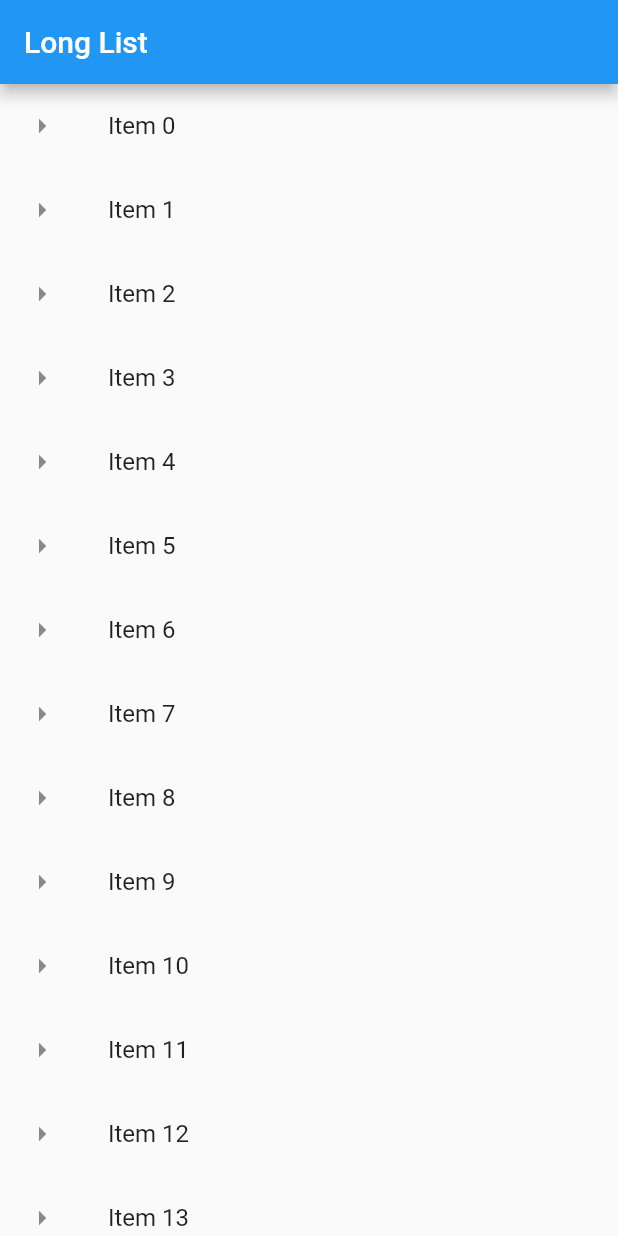
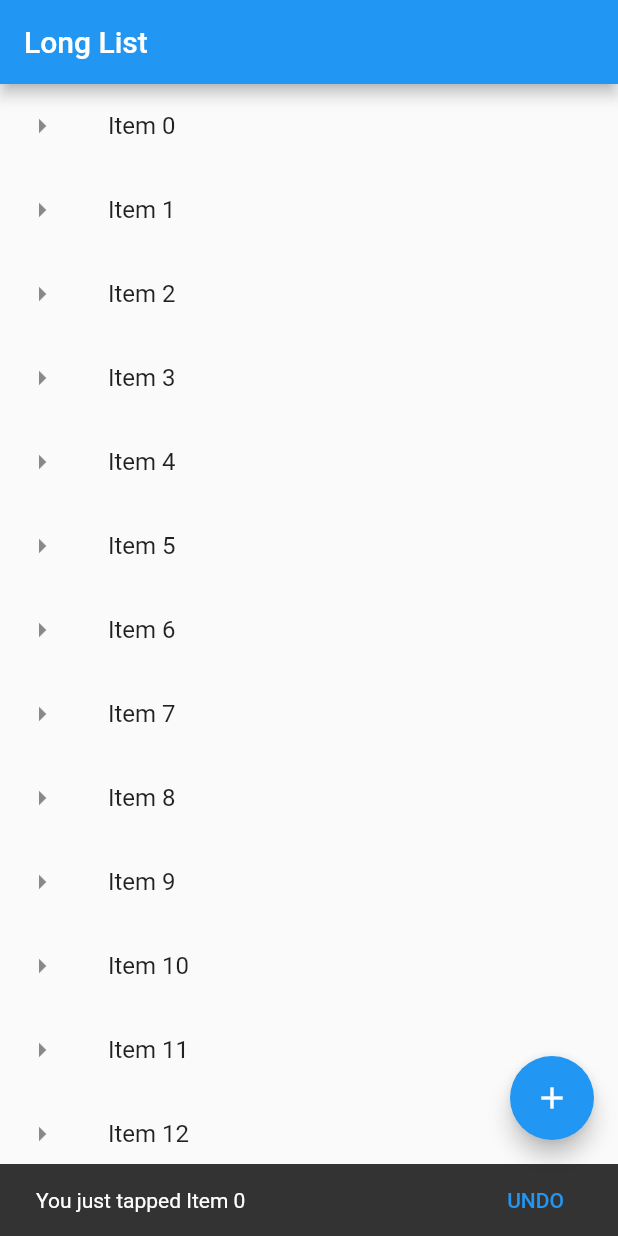
Before and after one commit to madhankumardroid/SHCourse, a Flutter app: the screen it shows after launch, after a tap on an icon or button, on a phone screen of 412 x 824 dp. Run offline on Flutter 3.47's test engine with Material 2 defaults, Android fonts, the phone set to English and light mode, and no system bars.

Commit message:
Learned FAB button and SnackBar.
Finally learned the below things in this section:
1. Basic widgets
2. Row and Column
3. Text
4. Scaffold and Appbar
5. Raised button
6. Alert dialog
7. Box constraints
8. Container
9. Image
10. Size, margin and padding
11. Center widget
12. Listview
13. FAB and snackbar
14. Custom fonts.

```diff
--- a/flutter_app/lib/main.dart
+++ b/flutter_app/lib/main.dart
@@ -6,9 +6,28 @@ void main() {
 //    home: new Nation(), //Commented this in order to learn list view.
       home: Scaffold(
           appBar: AppBar(title: Text("Long List")),
-          body:
-          getListView() // Directly calling getListView() will throw an error because we can use scrollable widgets only with in the Scaffold widget. Because the scrollble widgets might overflow beyond the screen. So, should not use the scrollable widget directly for the home property
-      )));
+          body: getListView(),
+          // Directly calling getListView() will throw an error because we can use scrollable widgets only with in the Scaffold widget. Because the scrollble widgets might overflow beyond the screen. So, should not use the scrollable widget directly for the home property
+          //The scaffold widget has a special provision for FAB button
+          floatingActionButton: FloatingActionButton(
+              onPressed: () {
+                debugPrint("FAB Clicked");
+              },
+              child: Icon(Icons.add),
+              //tooltip is a kind of accessibility feature for some special users
+              tooltip: "Add One more item"))));
+}
+
+void showSnackBar(BuildContext context, String listItem) {
+  var snackBar = SnackBar(
+      content: Text("You just tapped $listItem"),
+      action: SnackBarAction(
+          label: "UNDO",
+          onPressed: () {
+            debugPrint("Performing dummy Undo operation");
+          }));
+  Scaffold.of(context /* requires the build context of Scaffold*/).showSnackBar(
+      snackBar); //Ultimately the of() method gets the build context of Scaffold in the tree hierarchy.
 }
 
 List<String> getListElements() {
@@ -29,7 +48,10 @@ Widget getListView() {
           title: Text(listItems[index]),
           //For all the thousand elements, this statement will be executed
           onTap: () {
-            debugPrint('${listItems[index]} was tapped');
+            showSnackBar(
+                context,
+                listItems[
+                index]); //This context refers to the itemBuilder context. We are ultimately getting the context of Scaffold widget because the getListView() method is called with in the Scaffold widget.
           },
         );
       }); //builder is needed to create a long list.
```
